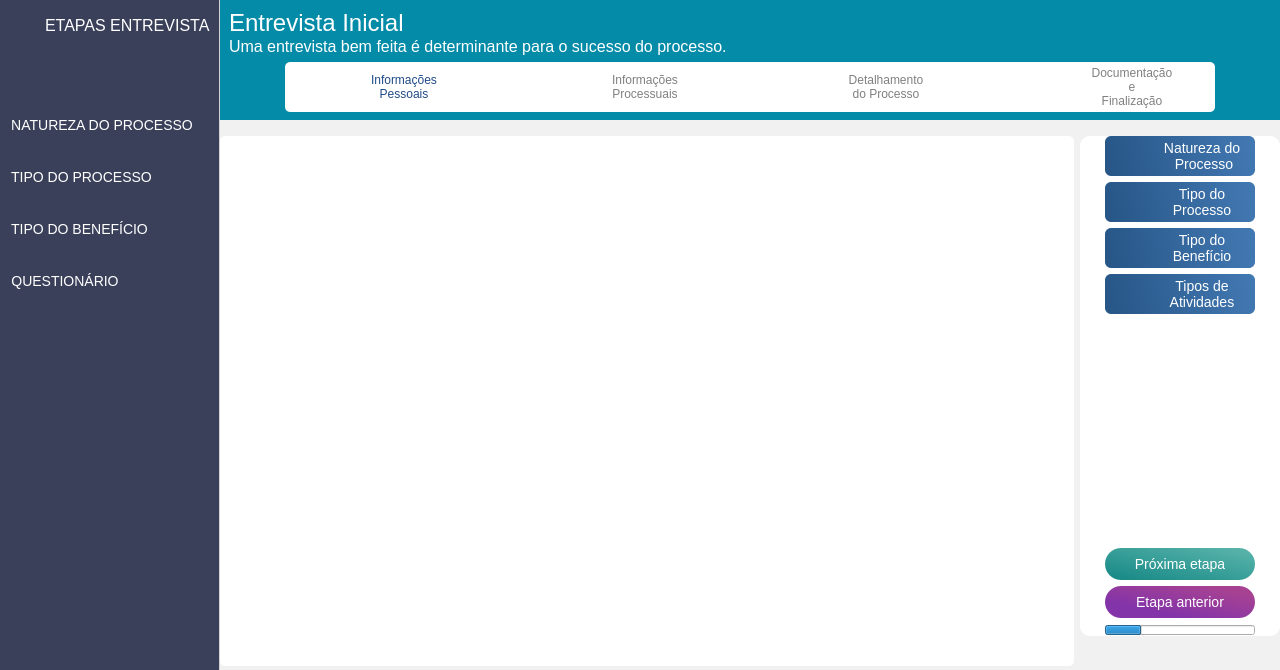
Above: Design/UI/entrevistaPage.ui from newprev/PrevCliente before the change. Below: the same form after it.
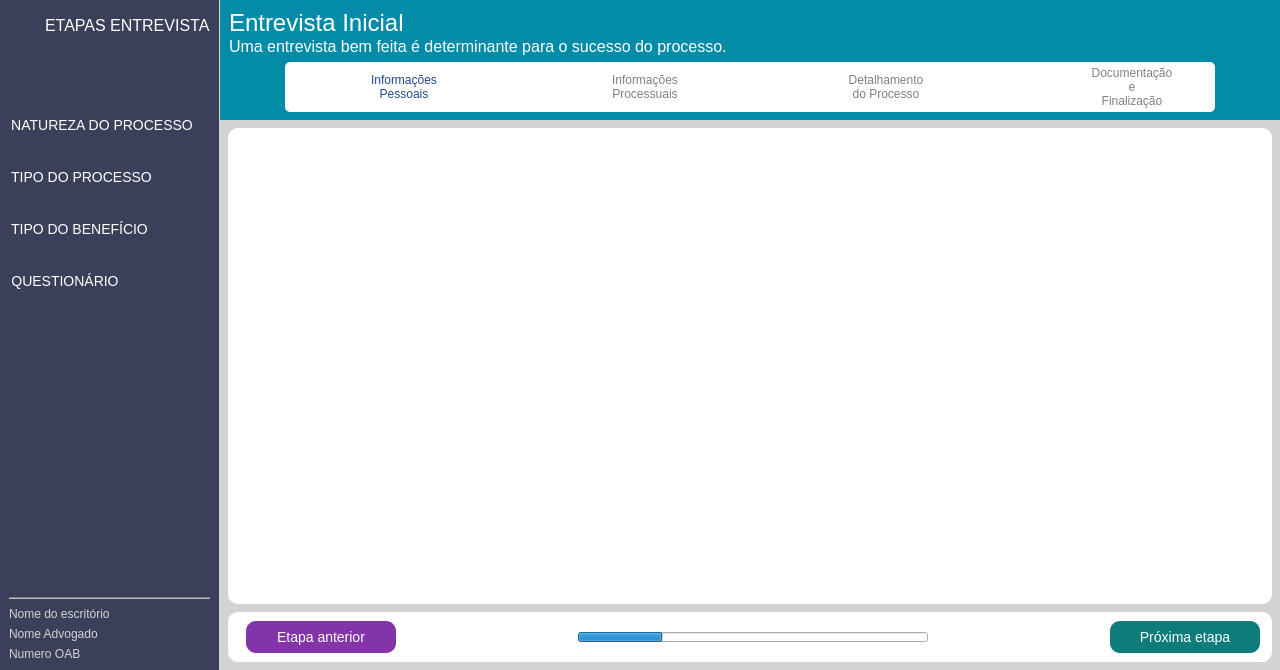
That is the form after the change. Icons and pictures are not drawn.

Commit message:
Desligando DAO, ajustes de layout, melhorias gerais
- Apagando gradativamente o DAO;
- Muitos ajustes de layout;
- Desvinculando gradativamente os DAOs das classes;

The edit to the form file:
```diff
--- a/Design/UI/entrevistaPage.ui
+++ b/Design/UI/entrevistaPage.ui
@@ -28,12 +28,13 @@
   <property name="styleSheet">
    <string notr="true">/*-------------------------------------- Frames --------------------------------------*/
 #frTopBackground{
-	/*background-color: qlineargradient(spread:pad, x1:1, y1:0.483, x2:0, y2:0.539773, stop:0 rgba(39, 86, 135, 255), stop:1 rgba(62, 141, 225, 204));*/
+/*	background-color: qlineargradient(spread:pad, x1:1, y1:0.483, x2:0, y2:0.539773, stop:0 rgba(39, 86, 135, 255), stop:1 rgba(62, 141, 225, 204));*/
 	background-color: #048ba8;
 }
 
 #frBottomBackground{
-	background-color: rgb(241, 241, 241);
+/*	background-color: rgb(241, 241, 241);*/
+	background-color: lightgrey;
 }
 
 #frBarProgress{
@@ -45,7 +46,7 @@
 	border-bottom-right-radius: 5px;
 }
 
-#frRight {
+#frBottom {
 	background-color: white;
 	border-radius: 10px;
 }
@@ -99,13 +100,20 @@
 	background-position: center;
 }
 
-#frGuia{
+#frGuia {
 	background-color: #3a405a;
 	border-style: groove;
 	border-width: 0px 1px 0px 0px;
 	border-color: lightgrey;
 }
 
+#frInfoAdv {
+/*	background-color: #3a405a;*/
+	border-style: groove;
+	border-width: 2px 0px 0px 0px;
+	border-color: grey;
+}
+
 /*-------------------------------------- Labels --------------------------------------*/
 
 #lbTopTitulo {
@@ -147,13 +155,14 @@
 /*-------------------------------------- QFrame --------------------------------------*/
 #stackedWidget {
 	background-color: white;
-	border-radius: 5px;
+	border-radius: 10px;
 }
 
 /*-------------------------------------- Push Buttons ------------------------------*/
 #pbProxEtapa {
-	background-color: qlineargradient(spread:pad, x1:0.913, y1:0.096, x2:0.005, y2:1, stop:0 rgba(86, 178, 169, 255), stop:1 rgba(21, 135, 133, 255));
-	border-radius: 16px;
+/*	background-color: qlineargradient(spread:pad, x1:0.913, y1:0.096, x2:0.005, y2:1, stop:0 rgba(86, 178, 169, 255), stop:1 rgba(21, 135, 133, 255));*/
+	background-color: #0E7C7B;
+	border-radius: 10px;
 	
 	font-family: &quot;TeX Gyre Adventor&quot;;
 	font-size: 14px;
@@ -172,8 +181,9 @@
 }
 
 #pbVoltaEtapa {
-	background-color: qlineargradient(spread:pad, x1:0.877204, y1:0.193, x2:0.301, y2:0.773, stop:0 rgba(167, 66, 146, 255), stop:1 rgba(131, 52, 169, 255));
-	border-radius: 16px;
+/*	background-color: qlineargradient(spread:pad, x1:0.877204, y1:0.193, x2:0.301, y2:0.773, stop:0 rgba(167, 66, 146, 255), stop:1 rgba(131, 52, 169, 255));*/
+	background-color: rgb(131, 52, 169);
+	border-radius: 10px;
 	
 	font-family: &quot;TeX Gyre Adventor&quot;;
 	font-size: 14px;
@@ -234,6 +244,13 @@
 	color: white;
 }
 
+#lbNomeAdv, #lbNumOab, #lbNomeEscritorio {
+	font-family: &quot;TeX Gyre Adventor&quot;;
+	font-size: 12px;
+
+	color: lightgrey;
+}
+
 /*----------------------------------------------- Frames -----------------------------------------------*/
 #frEntrevistaIcone{
 	background-image: url(:/Guia/entrevista.png);
@@ -461,6 +478,54 @@
          </property>
         </spacer>
        </item>
+       <item>
+        <widget class="QFrame" name="frInfoAdv">
+         <property name="frameShape">
+          <enum>QFrame::NoFrame</enum>
+         </property>
+         <property name="frameShadow">
+          <enum>QFrame::Raised</enum>
+         </property>
+         <layout class="QVBoxLayout" name="verticalLayout_6">
+          <property name="spacing">
+           <number>6</number>
+          </property>
+          <property name="leftMargin">
+           <number>0</number>
+          </property>
+          <property name="topMargin">
+           <number>8</number>
+          </property>
+          <property name="rightMargin">
+           <number>0</number>
+          </property>
+          <property name="bottomMargin">
+           <number>0</number>
+          </property>
+          <item>
+           <widget class="QLabel" name="lbNomeEscritorio">
+            <property name="text">
+             <string>Nome do escritório</string>
+            </property>
+           </widget>
+          </item>
+          <item>
+           <widget class="QLabel" name="lbNomeAdv">
+            <property name="text">
+             <string>Nome Advogado</string>
+            </property>
+           </widget>
+          </item>
+          <item>
+           <widget class="QLabel" name="lbNumOab">
+            <property name="text">
+             <string>Numero OAB</string>
+            </property>
+           </widget>
+          </item>
+         </layout>
+        </widget>
+       </item>
       </layout>
      </widget>
     </item>
@@ -1152,20 +1217,23 @@
       <property name="frameShadow">
        <enum>QFrame::Raised</enum>
       </property>
-      <layout class="QHBoxLayout" name="horizontalLayout_18">
+      <layout class="QVBoxLayout" name="verticalLayout_3">
+       <property name="spacing">
+        <number>8</number>
+       </property>
        <property name="leftMargin">
-        <number>0</number>
+        <number>8</number>
        </property>
        <property name="topMargin">
-        <number>16</number>
+        <number>8</number>
        </property>
        <property name="rightMargin">
-        <number>0</number>
+        <number>8</number>
        </property>
        <property name="bottomMargin">
-        <number>0</number>
+        <number>8</number>
        </property>
-       <item alignment="Qt::AlignTop">
+       <item>
         <widget class="QStackedWidget" name="stackedWidget">
          <property name="sizePolicy">
           <sizepolicy hsizetype="Preferred" vsizetype="Preferred">
@@ -1176,7 +1244,7 @@
          <property name="minimumSize">
           <size>
            <width>750</width>
-           <height>530</height>
+           <height>430</height>
           </size>
          </property>
          <property name="maximumSize">
@@ -1187,469 +1255,52 @@
          </property>
         </widget>
        </item>
-       <item alignment="Qt::AlignTop">
-        <widget class="QFrame" name="frRight">
+       <item>
+        <widget class="QFrame" name="frBottom">
          <property name="sizePolicy">
-          <sizepolicy hsizetype="Minimum" vsizetype="Preferred">
+          <sizepolicy hsizetype="Maximum" vsizetype="Preferred">
            <horstretch>0</horstretch>
            <verstretch>0</verstretch>
           </sizepolicy>
          </property>
          <property name="minimumSize">
           <size>
-           <width>200</width>
-           <height>500</height>
+           <width>0</width>
+           <height>50</height>
           </size>
          </property>
          <property name="maximumSize">
           <size>
-           <width>260</width>
-           <height>16777215</height>
+           <width>13216548</width>
+           <height>131654</height>
           </size>
          </property>
          <property name="frameShape">
           <enum>QFrame::NoFrame</enum>
          </property>
          <property name="frameShadow">
-          <enum>QFrame::Raised</enum>
+          <enum>QFrame::Plain</enum>
          </property>
-         <layout class="QVBoxLayout" name="verticalLayout_3">
+         <property name="lineWidth">
+          <number>6</number>
+         </property>
+         <property name="midLineWidth">
+          <number>0</number>
+         </property>
+         <layout class="QHBoxLayout" name="horizontalLayout_10">
           <property name="leftMargin">
-           <number>0</number>
+           <number>12</number>
           </property>
           <property name="topMargin">
            <number>0</number>
           </property>
           <property name="rightMargin">
-           <number>0</number>
+           <number>12</number>
           </property>
           <property name="bottomMargin">
            <number>0</number>
           </property>
-          <item alignment="Qt::AlignHCenter">
-           <widget class="QFrame" name="frNaturezaRight">
-            <property name="minimumSize">
-             <size>
-              <width>150</width>
-              <height>40</height>
-             </size>
-            </property>
-            <property name="maximumSize">
-             <size>
-              <width>210</width>
-              <height>40</height>
-             </size>
-            </property>
-            <property name="frameShape">
-             <enum>QFrame::NoFrame</enum>
-            </property>
-            <property name="frameShadow">
-             <enum>QFrame::Raised</enum>
-            </property>
-            <layout class="QHBoxLayout" name="horizontalLayout_10">
-             <property name="spacing">
-              <number>0</number>
-             </property>
-             <property name="leftMargin">
-              <number>0</number>
-             </property>
-             <property name="topMargin">
-              <number>0</number>
-             </property>
-             <property name="rightMargin">
-              <number>0</number>
-             </property>
-             <property name="bottomMargin">
-              <number>0</number>
-             </property>
-             <item>
-              <widget class="QFrame" name="frInfo1Icon">
-               <property name="maximumSize">
-                <size>
-                 <width>40</width>
-                 <height>16777215</height>
-                </size>
-               </property>
-               <property name="frameShape">
-                <enum>QFrame::NoFrame</enum>
-               </property>
-               <property name="frameShadow">
-                <enum>QFrame::Raised</enum>
-               </property>
-              </widget>
-             </item>
-             <item>
-              <widget class="QFrame" name="frame_5">
-               <property name="frameShape">
-                <enum>QFrame::NoFrame</enum>
-               </property>
-               <property name="frameShadow">
-                <enum>QFrame::Raised</enum>
-               </property>
-               <layout class="QHBoxLayout" name="horizontalLayout_14">
-                <property name="spacing">
-                 <number>0</number>
-                </property>
-                <property name="leftMargin">
-                 <number>4</number>
-                </property>
-                <property name="topMargin">
-                 <number>0</number>
-                </property>
-                <property name="rightMargin">
-                 <number>0</number>
-                </property>
-                <property name="bottomMargin">
-                 <number>0</number>
-                </property>
-                <item>
-                 <widget class="QLabel" name="lbInfo1">
-                  <property name="text">
-                   <string>Natureza do
- Processo</string>
-                  </property>
-                  <property name="alignment">
-                   <set>Qt::AlignCenter</set>
-                  </property>
-                 </widget>
-                </item>
-               </layout>
-              </widget>
-             </item>
-            </layout>
-           </widget>
-          </item>
-          <item alignment="Qt::AlignHCenter">
-           <widget class="QFrame" name="frTipoProcRight">
-            <property name="minimumSize">
-             <size>
-              <width>150</width>
-              <height>40</height>
-             </size>
-            </property>
-            <property name="maximumSize">
-             <size>
-              <width>210</width>
-              <height>40</height>
-             </size>
-            </property>
-            <property name="frameShape">
-             <enum>QFrame::NoFrame</enum>
-            </property>
-            <property name="frameShadow">
-             <enum>QFrame::Raised</enum>
-            </property>
-            <layout class="QHBoxLayout" name="horizontalLayout_11">
-             <property name="spacing">
-              <number>0</number>
-             </property>
-             <property name="leftMargin">
-              <number>0</number>
-             </property>
-             <property name="topMargin">
-              <number>0</number>
-             </property>
-             <property name="rightMargin">
-              <number>0</number>
-             </property>
-             <property name="bottomMargin">
-              <number>0</number>
-             </property>
-             <item>
-              <widget class="QFrame" name="frInfo2Icon">
-               <property name="maximumSize">
-                <size>
-                 <width>40</width>
-                 <height>16777215</height>
-                </size>
-               </property>
-               <property name="frameShape">
-                <enum>QFrame::NoFrame</enum>
-               </property>
-               <property name="frameShadow">
-                <enum>QFrame::Raised</enum>
-               </property>
-              </widget>
-             </item>
-             <item>
-              <widget class="QFrame" name="frame_8">
-               <property name="frameShape">
-                <enum>QFrame::NoFrame</enum>
-               </property>
-               <property name="frameShadow">
-                <enum>QFrame::Raised</enum>
-               </property>
-               <layout class="QHBoxLayout" name="horizontalLayout_15">
-                <property name="spacing">
-                 <number>0</number>
-                </property>
-                <property name="leftMargin">
-                 <number>4</number>
-                </property>
-                <property name="topMargin">
-                 <number>0</number>
-                </property>
-                <property name="rightMargin">
-                 <number>0</number>
-                </property>
-                <property name="bottomMargin">
-                 <number>0</number>
-                </property>
-                <item>
-                 <widget class="QLabel" name="lbInfo2">
-                  <property name="text">
-                   <string>Tipo do 
-Processo</string>
-                  </property>
-                  <property name="alignment">
-                   <set>Qt::AlignCenter</set>
-                  </property>
-                 </widget>
-                </item>
-               </layout>
-              </widget>
-             </item>
-            </layout>
-           </widget>
-          </item>
-          <item alignment="Qt::AlignHCenter">
-           <widget class="QFrame" name="frTipoBeneRight">
-            <property name="minimumSize">
-             <size>
-              <width>150</width>
-              <height>40</height>
-             </size>
-            </property>
-            <property name="maximumSize">
-             <size>
-              <width>210</width>
-              <height>40</height>
-             </size>
-            </property>
-            <property name="frameShape">
-             <enum>QFrame::NoFrame</enum>
-            </property>
-            <property name="frameShadow">
-             <enum>QFrame::Raised</enum>
-            </property>
-            <layout class="QHBoxLayout" name="horizontalLayout_12">
-             <property name="spacing">
-              <number>0</number>
-             </property>
-             <property name="leftMargin">
-              <number>0</number>
-             </property>
-             <property name="topMargin">
-              <number>0</number>
-             </property>
-             <property name="rightMargin">
-              <number>0</number>
-             </property>
-             <property name="bottomMargin">
-              <number>0</number>
-             </property>
-             <item>
-              <widget class="QFrame" name="frInfo3Icon">
-               <property name="maximumSize">
-                <size>
-                 <width>40</width>
-                 <height>16777215</height>
-                </size>
-               </property>
-               <property name="frameShape">
-                <enum>QFrame::NoFrame</enum>
-               </property>
-               <property name="frameShadow">
-                <enum>QFrame::Raised</enum>
-               </property>
-              </widget>
-             </item>
-             <item>
-              <widget class="QFrame" name="frame_11">
-               <property name="frameShape">
-                <enum>QFrame::NoFrame</enum>
-               </property>
-               <property name="frameShadow">
-                <enum>QFrame::Raised</enum>
-               </property>
-               <layout class="QHBoxLayout" name="horizontalLayout_16">
-                <property name="spacing">
-                 <number>0</number>
-                </property>
-                <property name="leftMargin">
-                 <number>4</number>
-                </property>
-                <property name="topMargin">
-                 <number>0</number>
-                </property>
-                <property name="rightMargin">
-                 <number>0</number>
-                </property>
-                <property name="bottomMargin">
-                 <number>0</number>
-                </property>
-                <item>
-                 <widget class="QLabel" name="lbInfo3">
-                  <property name="text">
-                   <string>Tipo do 
-Benefício</string>
-                  </property>
-                  <property name="alignment">
-                   <set>Qt::AlignCenter</set>
-                  </property>
-                 </widget>
-                </item>
-               </layout>
-              </widget>
-             </item>
-            </layout>
-           </widget>
-          </item>
-          <item alignment="Qt::AlignHCenter">
-           <widget class="QFrame" name="frTiposAtiv">
-            <property name="minimumSize">
-             <size>
-              <width>150</width>
-              <height>40</height>
-             </size>
-            </property>
-            <property name="maximumSize">
-             <size>
-              <width>210</width>
-              <height>40</height>
-             </size>
-            </property>
-            <property name="frameShape">
-             <enum>QFrame::NoFrame</enum>
-            </property>
-            <property name="frameShadow">
-             <enum>QFrame::Raised</enum>
-            </property>
-            <layout class="QHBoxLayout" name="horizontalLayout_13">
-             <property name="spacing">
-              <number>0</number>
-             </property>
-             <property name="leftMargin">
-              <number>0</number>
-             </property>
-             <property name="topMargin">
-              <number>0</number>
-             </property>
-             <property name="rightMargin">
-              <number>0</number>
-             </property>
-             <property name="bottomMargin">
-              <number>0</number>
-             </property>
-             <item>
-              <widget class="QFrame" name="frInfo4Icon">
-               <property name="maximumSize">
-                <size>
-                 <width>40</width>
-                 <height>16777215</height>
-                </size>
-               </property>
-               <property name="frameShape">
-                <enum>QFrame::NoFrame</enum>
-               </property>
-               <property name="frameShadow">
-                <enum>QFrame::Raised</enum>
-               </property>
-              </widget>
-             </item>
-             <item>
-              <widget class="QFrame" name="frame_14">
-               <property name="frameShape">
-                <enum>QFrame::NoFrame</enum>
-               </property>
-               <property name="frameShadow">
-                <enum>QFrame::Raised</enum>
-               </property>
-               <layout class="QHBoxLayout" name="horizontalLayout_17">
-                <property name="spacing">
-                 <number>0</number>
-                </property>
-                <property name="leftMargin">
-                 <number>4</number>
-                </property>
-                <property name="topMargin">
-                 <number>0</number>
-                </property>
-                <property name="rightMargin">
-                 <number>0</number>
-                </property>
-                <property name="bottomMargin">
-                 <number>0</number>
-                </property>
-                <item>
-                 <widget class="QLabel" name="lbInfo4">
-                  <property name="text">
-                   <string>Tipos de 
-Atividades</string>
-                  </property>
-                  <property name="alignment">
-                   <set>Qt::AlignCenter</set>
-                  </property>
-                 </widget>
-                </item>
-               </layout>
-              </widget>
-             </item>
-            </layout>
-           </widget>
-          </item>
           <item>
-           <spacer name="verticalSpacer">
-            <property name="orientation">
-             <enum>Qt::Vertical</enum>
-            </property>
-            <property name="sizeHint" stdset="0">
-             <size>
-              <width>20</width>
-              <height>40</height>
-             </size>
-            </property>
-           </spacer>
-          </item>
-          <item alignment="Qt::AlignHCenter">
-           <widget class="QPushButton" name="pbProxEtapa">
-            <property name="minimumSize">
-             <size>
-              <width>150</width>
-              <height>32</height>
-             </size>
-            </property>
-            <property name="maximumSize">
-             <size>
-              <width>230</width>
-              <height>32</height>
-             </size>
-            </property>
-            <property name="text">
-             <string>Próxima etapa</string>
-            </property>
-           </widget>
-          </item>
-          <item alignment="Qt::AlignHCenter">
-           <widget class="QPushButton" name="pbVoltaEtapa">
-            <property name="minimumSize">
-             <size>
-              <width>150</width>
-              <height>32</height>
-             </size>
-            </property>
-            <property name="maximumSize">
-             <size>
-              <width>230</width>
-              <height>32</height>
-             </size>
-            </property>
-            <property name="text">
-             <string>Etapa anterior</string>
-            </property>
-           </widget>
-          </item>
-          <item alignment="Qt::AlignHCenter">
            <widget class="QFrame" name="frame">
             <property name="maximumSize">
              <size>
@@ -1685,47 +1336,98 @@
              <property name="bottomMargin">
               <number>0</number>
              </property>
-             <item>
-              <spacer name="verticalSpacer_2">
-               <property name="orientation">
-                <enum>Qt::Vertical</enum>
-               </property>
-               <property name="sizeHint" stdset="0">
-                <size>
-                 <width>0</width>
-                 <height>20</height>
-                </size>
-               </property>
-              </spacer>
-             </item>
-             <item>
-              <widget class="QProgressBar" name="pbarProgresso">
-               <property name="minimumSize">
-                <size>
-                 <width>150</width>
-                 <height>10</height>
-                </size>
-               </property>
-               <property name="maximumSize">
-                <size>
-                 <width>220</width>
-                 <height>10</height>
-                </size>
-               </property>
-               <property name="value">
-                <number>24</number>
-               </property>
-               <property name="textVisible">
-                <bool>false</bool>
-               </property>
-               <property name="invertedAppearance">
-                <bool>false</bool>
-               </property>
-              </widget>
-             </item>
             </layout>
            </widget>
           </item>
+          <item>
+           <widget class="QPushButton" name="pbVoltaEtapa">
+            <property name="minimumSize">
+             <size>
+              <width>150</width>
+              <height>32</height>
+             </size>
+            </property>
+            <property name="maximumSize">
+             <size>
+              <width>230</width>
+              <height>32</height>
+             </size>
+            </property>
+            <property name="text">
+             <string>Etapa anterior</string>
+            </property>
+           </widget>
+          </item>
+          <item>
+           <spacer name="horizontalSpacer">
+            <property name="orientation">
+             <enum>Qt::Horizontal</enum>
+            </property>
+            <property name="sizeHint" stdset="0">
+             <size>
+              <width>40</width>
+              <height>20</height>
+             </size>
+            </property>
+           </spacer>
+          </item>
+          <item>
+           <widget class="QProgressBar" name="pbarProgresso">
+            <property name="minimumSize">
+             <size>
+              <width>350</width>
+              <height>10</height>
+             </size>
+            </property>
+            <property name="maximumSize">
+             <size>
+              <width>220</width>
+              <height>10</height>
+             </size>
+            </property>
+            <property name="value">
+             <number>24</number>
+            </property>
+            <property name="textVisible">
+             <bool>false</bool>
+            </property>
+            <property name="invertedAppearance">
+             <bool>false</bool>
+            </property>
+           </widget>
+          </item>
+          <item>
+           <spacer name="horizontalSpacer_2">
+            <property name="orientation">
+             <enum>Qt::Horizontal</enum>
+            </property>
+            <property name="sizeHint" stdset="0">
+             <size>
+              <width>40</width>
+              <height>20</height>
+             </size>
+            </property>
+           </spacer>
+          </item>
+          <item>
+           <widget class="QPushButton" name="pbProxEtapa">
+            <property name="minimumSize">
+             <size>
+              <width>150</width>
+              <height>32</height>
+             </size>
+            </property>
+            <property name="maximumSize">
+             <size>
+              <width>230</width>
+              <height>32</height>
+             </size>
+            </property>
+            <property name="text">
+             <string>Próxima etapa</string>
+            </property>
+           </widget>
+          </item>
          </layout>
         </widget>
        </item>
```
Left out of the diff: 18 changed lines with no effect on the pictures. The commit also changes 46 other files.
